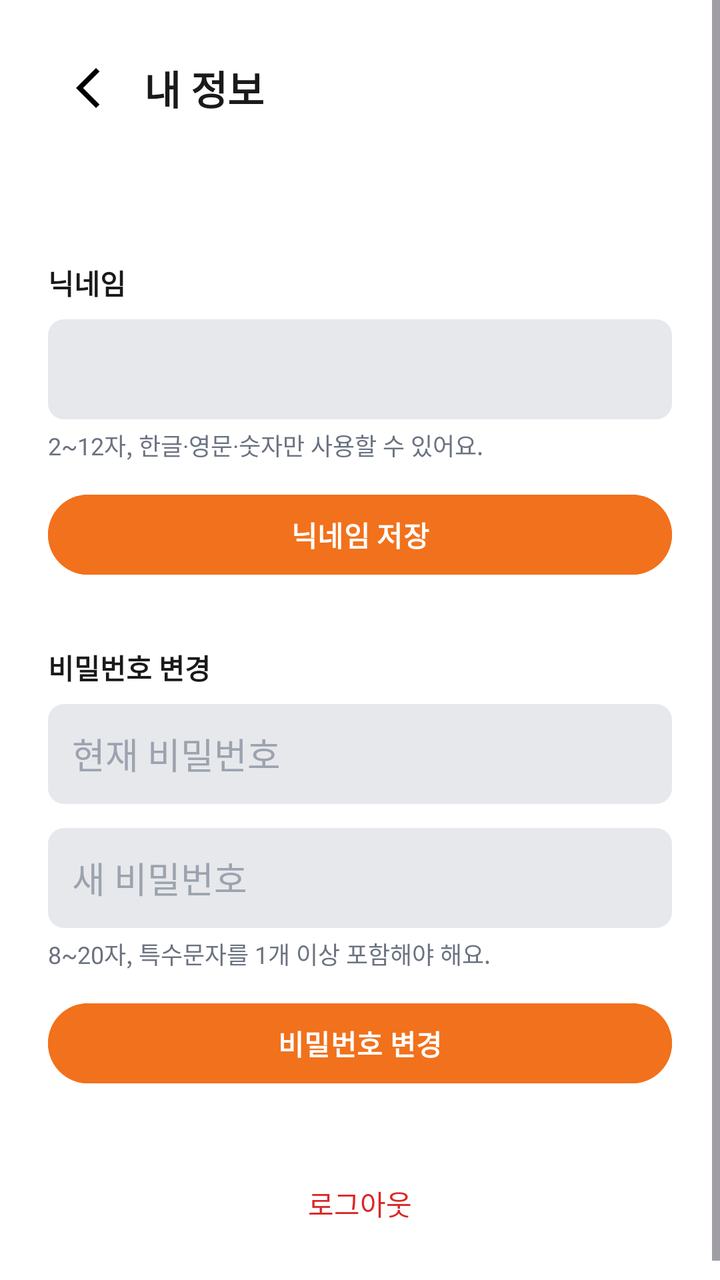
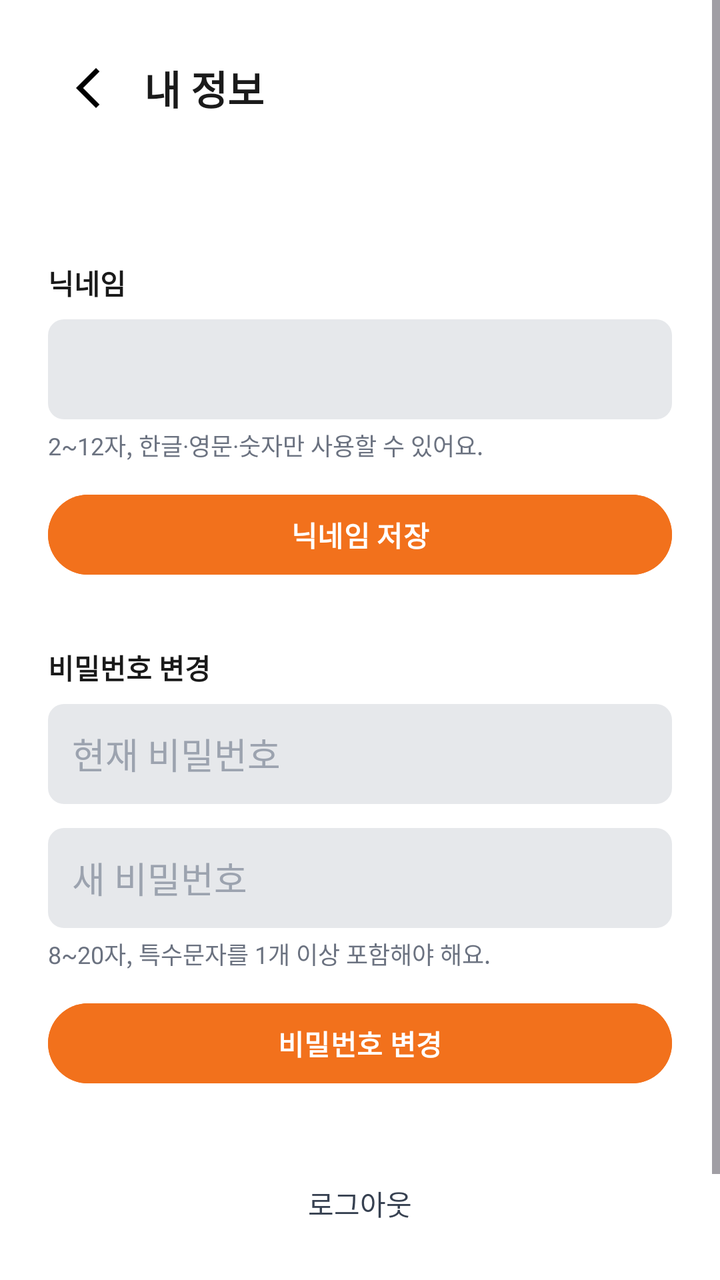

Compare the two renders of this Android layout. The source of the first and the diff that turns it into the second are given below.
<!-- AndroidManifest.xml: application theme Theme.SScore -->
<!-- res/layout/activity_profile.xml -->
<?xml version="1.0" encoding="utf-8"?>
<ScrollView
    xmlns:android="http://schemas.android.com/apk/res/android"
    android:layout_width="match_parent"
    android:layout_height="match_parent"
    android:background="@color/bg"
    android:fillViewport="true">

    <LinearLayout
        android:layout_width="match_parent"
        android:layout_height="wrap_content"
        android:orientation="vertical"
        android:padding="24dp">

        <LinearLayout
            android:layout_width="match_parent"
            android:layout_height="wrap_content"
            android:gravity="center_vertical"
            android:orientation="horizontal"
            android:layout_marginBottom="24dp">

            <ImageView
                android:id="@+id/btnBack"
                android:layout_width="40dp"
                android:layout_height="40dp"
                android:padding="8dp"
                android:src="@drawable/ic_arrow_back"
                android:contentDescription="뒤로" />

            <TextView
                android:layout_width="wrap_content"
                android:layout_height="wrap_content"
                android:layout_marginStart="8dp"
                android:text="내 정보"
                android:textColor="@color/text_primary"
                android:textSize="20sp"
                android:textStyle="bold" />
        </LinearLayout>

        <TextView
            android:id="@+id/tvEmail"
            android:layout_width="match_parent"
            android:layout_height="wrap_content"
            android:layout_marginBottom="24dp"
            android:textColor="@color/text_secondary"
            android:textSize="14sp" />

        
        <TextView
            android:layout_width="wrap_content"
            android:layout_height="wrap_content"
            android:layout_marginBottom="8dp"
            android:text="닉네임"
            android:textColor="@color/text_primary"
            android:textSize="14sp"
            android:textStyle="bold" />

        <EditText
            android:id="@+id/etNickname"
            android:layout_width="match_parent"
            android:layout_height="50dp"
            android:background="@drawable/edittext_bg"
            android:inputType="text"
            android:maxLength="12"
            android:padding="12dp"
            android:textColor="@color/text_primary" />

        <TextView
            android:layout_width="match_parent"
            android:layout_height="wrap_content"
            android:layout_marginTop="4dp"
            android:text="2~12자, 한글·영문·숫자만 사용할 수 있어요."
            android:textColor="@color/text_secondary"
            android:textSize="12sp" />

        <Button
            android:id="@+id/btnSaveNickname"
            android:layout_width="match_parent"
            android:layout_height="48dp"
            android:layout_marginTop="12dp"
            android:backgroundTint="@color/accent"
            android:text="닉네임 저장"
            android:textColor="@color/on_accent"
            android:textStyle="bold" />

        <TextView
            android:id="@+id/tvNicknameNotice"
            android:layout_width="match_parent"
            android:layout_height="wrap_content"
            android:layout_marginTop="8dp"
            android:textSize="13sp"
            android:visibility="gone" />

        
        <TextView
            android:layout_width="wrap_content"
            android:layout_height="wrap_content"
            android:layout_marginTop="32dp"
            android:layout_marginBottom="8dp"
            android:text="비밀번호 변경"
            android:textColor="@color/text_primary"
            android:textSize="14sp"
            android:textStyle="bold" />

        <EditText
            android:id="@+id/etCurrentPassword"
            android:layout_width="match_parent"
            android:layout_height="50dp"
            android:layout_marginBottom="12dp"
            android:background="@drawable/edittext_bg"
            android:hint="현재 비밀번호"
            android:inputType="textPassword"
            android:padding="12dp"
            android:textColor="@color/text_primary"
            android:textColorHint="@color/text_hint" />

        <EditText
            android:id="@+id/etNewPassword"
            android:layout_width="match_parent"
            android:layout_height="50dp"
            android:background="@drawable/edittext_bg"
            android:hint="새 비밀번호"
            android:inputType="textPassword"
            android:padding="12dp"
            android:textColor="@color/text_primary"
            android:textColorHint="@color/text_hint" />

        <TextView
            android:layout_width="match_parent"
            android:layout_height="wrap_content"
            android:layout_marginTop="4dp"
            android:text="8~20자, 특수문자를 1개 이상 포함해야 해요."
            android:textColor="@color/text_secondary"
            android:textSize="12sp" />

        <Button
            android:id="@+id/btnChangePassword"
            android:layout_width="match_parent"
            android:layout_height="48dp"
            android:layout_marginTop="12dp"
            android:backgroundTint="@color/accent"
            android:text="비밀번호 변경"
            android:textColor="@color/on_accent"
            android:textStyle="bold" />

        <TextView
            android:id="@+id/tvPasswordNotice"
            android:layout_width="match_parent"
            android:layout_height="wrap_content"
            android:layout_marginTop="8dp"
            android:textSize="13sp"
            android:visibility="gone" />

        <ProgressBar
            android:id="@+id/progress"
            android:layout_width="wrap_content"
            android:layout_height="wrap_content"
            android:layout_gravity="center_horizontal"
            android:layout_marginTop="16dp"
            android:indeterminateTint="@color/accent"
            android:visibility="gone" />

        <View
            android:layout_width="match_parent"
            android:layout_height="0dp"
            android:layout_weight="1" />

        <Button
            android:id="@+id/btnLogout"
            style="?android:attr/borderlessButtonStyle"
            android:layout_width="match_parent"
            android:layout_height="wrap_content"
            android:layout_marginTop="32dp"
            android:text="로그아웃"
            android:textColor="@color/negative" />
    </LinearLayout>
</ScrollView>
<!-- resources referenced by this layout -->
<resources>
  <color name="accent">#F2711C</color>
  <color name="bg">#FFFFFF</color>
  <color name="negative">#DC2626</color>
  <color name="on_accent">#FFFFFF</color>
  <color name="text_hint">#9CA3AF</color>
  <color name="text_primary">#1A1A1A</color>
  <color name="text_secondary">#6B7280</color>
  <!-- drawable edittext_bg (drawable) -->
  <?xml version="1.0" encoding="utf-8"?>
  <shape xmlns:android="http://schemas.android.com/apk/res/android">
      <solid android:color="@color/surface_variant"/>
      <corners android:radius="8dp"/>
  </shape>
  <!-- drawable ic_arrow_back (drawable) -->
  <vector xmlns:android="http://schemas.android.com/apk/res/android" android:height="24dp" android:tint="#000000" android:viewportHeight="24" android:viewportWidth="24" android:width="24dp">
        
      <path android:fillColor="@android:color/white" android:pathData="M17.77,3.77l-1.77,-1.77l-10,10l10,10l1.77,-1.77l-8.23,-8.23z"/>
      
  </vector>
  <style name="Theme.SScore" parent="Base.Theme.SScore" />
  <color name="surface_variant">#E6E8EB</color>
  <style name="Base.Theme.SScore" parent="Theme.Material3.Light.NoActionBar">
          <item name="colorPrimary">@color/accent</item>
          <item name="colorOnPrimary">@color/on_accent</item>
          <item name="android:windowBackground">@color/bg</item>
          <item name="android:statusBarColor">@color/bg</item>
          <item name="android:navigationBarColor">@color/bg</item>
          <item name="android:windowLightStatusBar">true</item>
          <item name="android:windowLightNavigationBar" tools:targetApi="o_mr1">true</item>
      </style>
</resources>

<!-- the commit's change to res/layout/activity_profile.xml (unified diff, before → after) -->
@@ -165,6 +165,14 @@
             android:layout_height="0dp"
             android:layout_weight="1" />
 
+        <TextView
+            android:id="@+id/tvWithdrawNotice"
+            android:layout_width="match_parent"
+            android:layout_height="wrap_content"
+            android:layout_marginTop="16dp"
+            android:textSize="13sp"
+            android:visibility="gone" />
+
         <Button
             android:id="@+id/btnLogout"
             style="?android:attr/borderlessButtonStyle"
@@ -172,6 +180,14 @@
             android:layout_height="wrap_content"
             android:layout_marginTop="32dp"
             android:text="로그아웃"
+            android:textColor="@color/text_body" />
+
+        <Button
+            android:id="@+id/btnWithdraw"
+            style="?android:attr/borderlessButtonStyle"
+            android:layout_width="match_parent"
+            android:layout_height="wrap_content"
+            android:text="회원 탈퇴"
             android:textColor="@color/negative" />
     </LinearLayout>
 </ScrollView>
<!-- resource entries referenced after the edit -->
@@ -4,6 +4,7 @@
   <color name="bg">#FFFFFF</color>
   <color name="negative">#DC2626</color>
   <color name="on_accent">#FFFFFF</color>
+  <color name="text_body">#374151</color>
   <color name="text_hint">#9CA3AF</color>
   <color name="text_primary">#1A1A1A</color>
   <color name="text_secondary">#6B7280</color>
